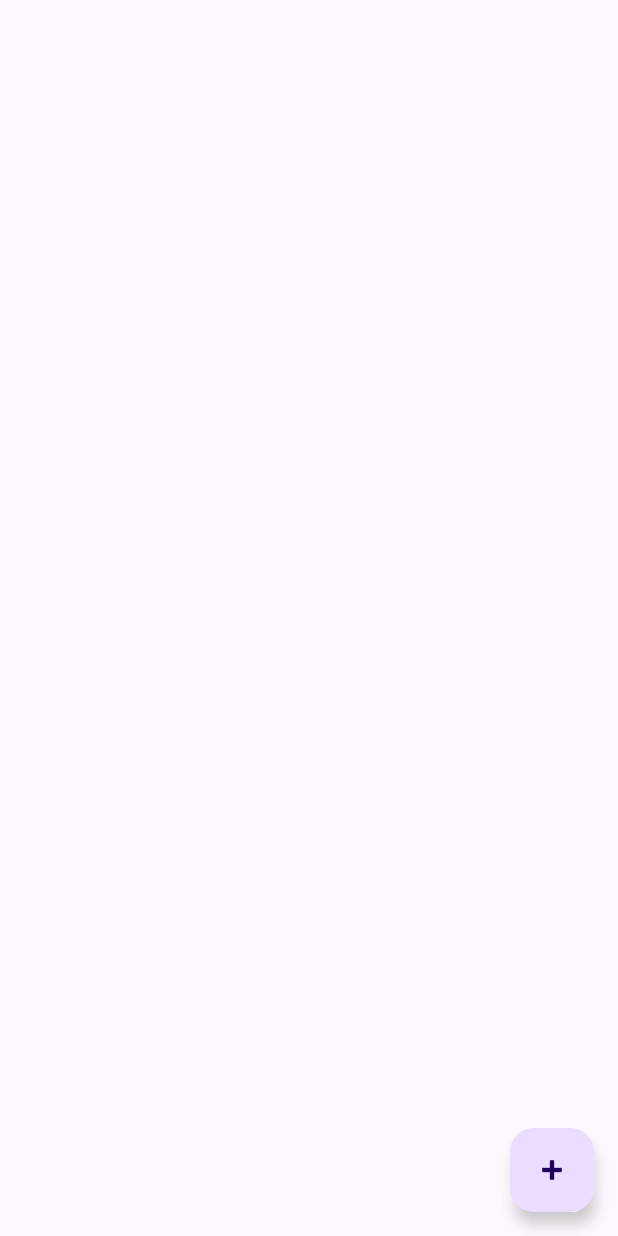
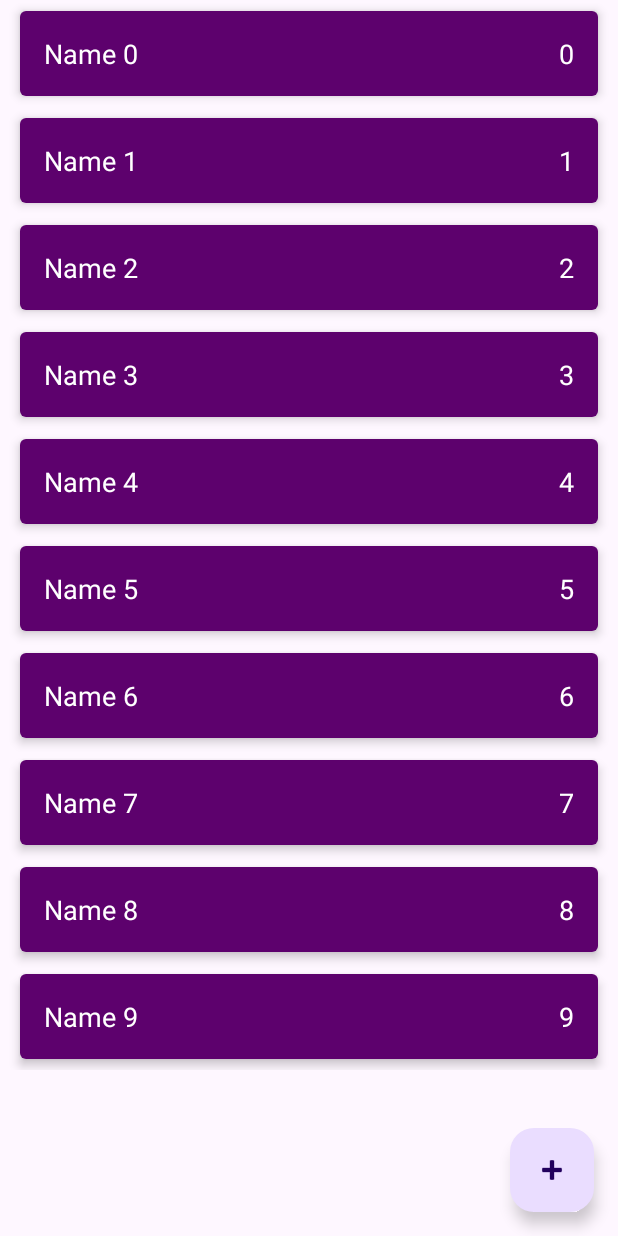
Before and after one commit to akendardi/ShopList, an Android app: the screen it shows after launch (MainActivity), on a phone screen of 412 x 824 dp. Run offline under Robolectric (Android 15) with nearby library versions, the phone set to English and light mode, and no system bars.

Commit message:
replace recycler view and add linear layout. Create xml for shop item

```diff
--- a/app/src/main/java/com/example/shoplist/data/ShopListRepositoryImpl.kt
+++ b/app/src/main/java/com/example/shoplist/data/ShopListRepositoryImpl.kt
@@ -9,7 +9,7 @@ import java.lang.RuntimeException
 object ShopListRepositoryImpl : ShopListRepository {
 
     private val shopListLD = MutableLiveData<List<ShopItem>>()
-    private val shopList = mutableListOf<ShopItem>()
+    private val shopList = sortedSetOf<ShopItem>({o1, o2 -> o1.id.compareTo(o2.id)})
     private var autoIncrementId = 0
 
     init {
--- a/app/src/main/java/com/example/shoplist/presentation/MainActivity.kt
+++ b/app/src/main/java/com/example/shoplist/presentation/MainActivity.kt
@@ -1,27 +1,49 @@
 package com.example.shoplist.presentation
 
+import android.os.Bundle
+import android.view.LayoutInflater
+import android.widget.LinearLayout
+import android.widget.TextView
 import androidx.appcompat.app.AppCompatActivity
-import android.os.Bundle
-import android.util.Log
 import androidx.lifecycle.ViewModelProvider
 import com.example.shoplist.R
+import com.example.shoplist.domain.ShopItem
 
 class MainActivity : AppCompatActivity() {
 
     private lateinit var viewModel: MainViewModel
-    private var flag = false
+    private lateinit var llShopItems: LinearLayout
+
     override fun onCreate(savedInstanceState: Bundle?) {
         super.onCreate(savedInstanceState)
         setContentView(R.layout.activity_main)
+        llShopItems = findViewById(R.id.ll_shop_items)
 
         viewModel = ViewModelProvider(this)[MainViewModel::class.java]
         viewModel.shopList.observe(this){
-            Log.d("TestMain", it.toString())
-            if (!flag){
-                val item = it[0]
-                viewModel.changeEnableState(item)
-                flag = true
+            showItems(it)
+        }
+    }
+
+    private fun showItems(list: List<ShopItem>){
+        llShopItems.removeAllViews()
+        for (shopItem in list){
+            val layoutId = if (shopItem.enabled){
+                R.layout.shop_item_enabled
+            } else {
+                R.layout.shop_item_disabled
             }
+            val view = LayoutInflater.from(this)
+                .inflate(layoutId, llShopItems, false)
+            val tvName = view.findViewById<TextView>(R.id.tv_name)
+            val tvCount = view.findViewById<TextView>(R.id.tv_count)
+            tvName.text = shopItem.name
+            tvCount.text = shopItem.count.toString()
+            view.setOnLongClickListener{
+                viewModel.changeEnableState(shopItem)
+                true
+            }
+            llShopItems.addView(view)
         }
     }
 }
--- a/app/src/main/res/layout/activity_main.xml
+++ b/app/src/main/res/layout/activity_main.xml
@@ -6,7 +6,19 @@
     android:layout_height="match_parent"
     tools:context=".presentation.MainActivity">
 
+    <ScrollView
+        android:layout_width="match_parent"
+        android:layout_height="match_parent">
+
+        <LinearLayout
+            android:id="@+id/ll_shop_items"
+            android:layout_width="match_parent"
+            android:layout_height="wrap_content"
+            android:orientation="vertical" />
+    </ScrollView>
+
     <androidx.recyclerview.widget.RecyclerView
+        android:visibility="gone"
         android:id="@+id/rv_shopList"
         android:layout_width="match_parent"
         android:layout_height="match_parent"
--- a/app/src/main/res/layout/shop_item_disabled.xml
+++ b/app/src/main/res/layout/shop_item_disabled.xml
@@ -4,7 +4,8 @@
     android:layout_width="match_parent"
     android:layout_height="wrap_content"
     xmlns:tools="http://schemas.android.com/tools"
-    android:layout_margin="8dp"
+    android:layout_marginStart="8dp"
+    android:layout_marginEnd="8dp"
     app:cardCornerRadius="4dp"
     app:cardElevation="1dp"
     app:cardUseCompatPadding="true">
--- a/app/src/main/res/layout/shop_item_enabled.xml
+++ b/app/src/main/res/layout/shop_item_enabled.xml
@@ -4,7 +4,8 @@
     android:layout_width="match_parent"
     android:layout_height="wrap_content"
     xmlns:tools="http://schemas.android.com/tools"
-    android:layout_margin="8dp"
+    android:layout_marginStart="8dp"
+    android:layout_marginEnd="8dp"
     app:cardCornerRadius="4dp"
     app:cardElevation="4dp"
     app:cardUseCompatPadding="true">
```
